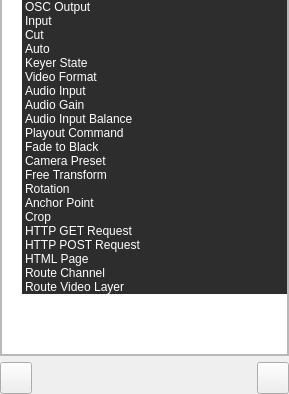
Old version of the form src/Widgets/Inspector/InspectorWidget.ui in the repository CasparCG/client; both pictures show x 0 to 289 and y 487 to 881 of the 289 by 881 pixel window.
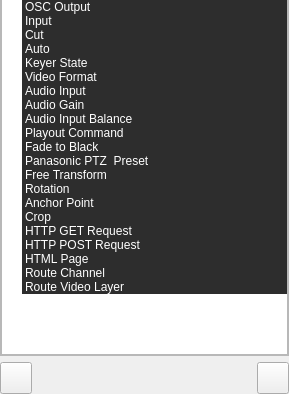
New version of the form.

Patch:
```diff
--- a/src/Widgets/Inspector/InspectorWidget.ui
+++ b/src/Widgets/Inspector/InspectorWidget.ui
@@ -93,8 +93,8 @@
            <rect>
             <x>0</x>
             <y>0</y>
-            <width>285</width>
-            <height>815</height>
+            <width>287</width>
+            <height>817</height>
            </rect>
           </property>
           <layout class="QVBoxLayout" name="verticalLayout_3">
@@ -1143,7 +1143,7 @@
              </item>
              <item>
               <property name="text">
-               <string>Camera Preset</string>
+               <string>Panasonic PTZ  Preset</string>
               </property>
               <property name="background">
                <brush brushstyle="SolidPattern">
```
Left out of the diff: 22 changed lines with no effect on the pictures.
